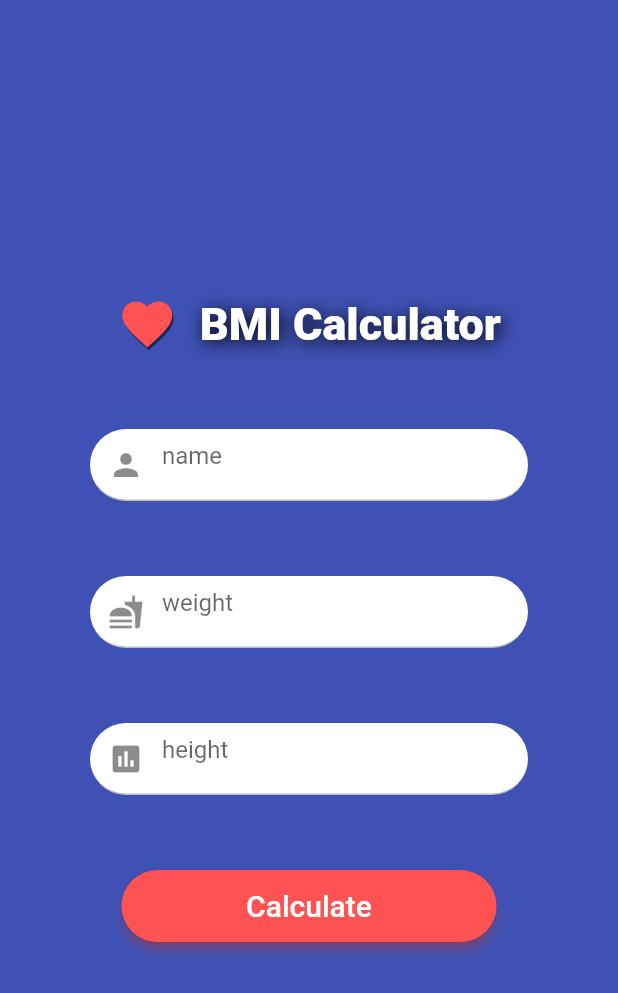
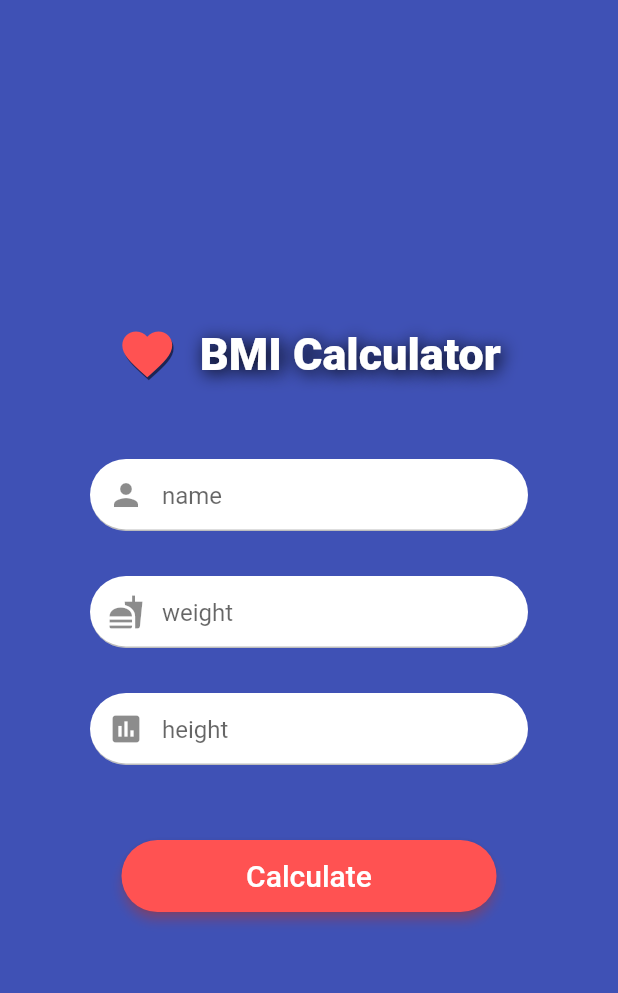
Before and after one commit to xenups/BMICalculator, a Flutter app: the screen it shows after launch, on a phone screen of 412 x 824 dp. Shown: the top 993 px of the screen. Run offline on Flutter 3.47's test engine with Material 2 defaults, Android fonts, the phone set to English and light mode, and no system bars; our stand-ins replace animated_text_kit.

Commit message:
fix buttons and custom textfields

```diff
--- a/lib/BMIResult.dart
+++ b/lib/BMIResult.dart
@@ -83,8 +83,10 @@ class _BMIResultState extends State<BMIResult> {
     String health = bmi.getHealthStatus();
 
     return MaterialApp(
+
         debugShowCheckedModeBanner: false,
         home: Scaffold(
+            resizeToAvoidBottomPadding: false,
             backgroundColor: Colors.white,
             body: new Column(
               children: <Widget>[
--- /dev/null
+++ b/lib/MyButton.dart
@@ -0,0 +1,77 @@
+import 'package:flutter/material.dart';
+
+import 'BMIResult.dart';
+
+class MyButton extends StatefulWidget {
+  var nameController = new TextEditingController();
+  var heightController = new TextEditingController();
+  var weightController = new TextEditingController();
+
+  var buttonName = "";
+
+  MyButton(this.buttonName, this.nameController, this.heightController,
+      this.weightController);
+
+  @override
+  _MyButtonState createState() => _MyButtonState(
+      buttonName, nameController, heightController, weightController);
+}
+
+class _MyButtonState extends State<MyButton> {
+  var nameController = new TextEditingController();
+  var heightController = new TextEditingController();
+  var weightController = new TextEditingController();
+  var buttonName = "";
+
+  _MyButtonState(this.buttonName, this.nameController, this.heightController,
+      this.weightController);
+
+  void initState() {
+    // TODO: implement initState
+    super.initState();
+    setState(() {
+      nameController = this.nameController;
+      heightController = this.heightController;
+      weightController = this.weightController;
+    });
+  }
+
+  @override
+  Widget build(BuildContext context) {
+    return new Material(
+      color: Colors.redAccent,
+      elevation: 3.0,
+      shadowColor: Colors.redAccent,
+      borderRadius: BorderRadius.circular(27.0),
+      child: new MaterialButton(
+          onPressed: () {
+            if (weightController.text != null ||
+                heightController.text != null ||
+                nameController.text != null) {
+              if (double.parse(heightController.text) < 1 ||
+                  double.parse(heightController.text) > 300 ||
+                  double.parse(weightController.text) < 1 ||
+                  double.parse(weightController.text) > 500) {
+                print('error');
+              } else {
+                Navigator.push(
+                    context,
+                    new MaterialPageRoute(
+                        builder: (context) => new BMIResult(
+                            this.nameController.text,
+                            this.heightController.text,
+                            this.weightController.text)));
+              }
+            }
+          },
+          minWidth: 250.0,
+          height: 45.0,
+          elevation: 3.0,
+          splashColor: Colors.red,
+          child: Text(
+            '${widget.buttonName}',
+            style: TextStyle(color: Colors.white, fontSize: 20.0),
+          )),
+    );
+  }
+}
--- /dev/null
+++ b/lib/MyInput.dart
@@ -0,0 +1,69 @@
+import 'package:flutter/material.dart';
+import 'package:flutter/services.dart';
+
+class MyInput extends StatefulWidget {
+  var controller = new TextEditingController();
+  String hint;
+  Icon fieldIcon;
+  bool isDigit = false;
+
+  MyInput(this.controller, this.hint, this.fieldIcon, this.isDigit);
+
+  @override
+  _MyInputState createState() =>
+      _MyInputState(this.controller, this.hint, this.fieldIcon, this.isDigit);
+}
+
+class _MyInputState extends State<MyInput> {
+  var controller = new TextEditingController();
+  String hint = '';
+  Icon fieldIcon;
+  bool isDigit = false;
+  var _formatter;
+  var _keyboardType;
+
+
+  _MyInputState(this.controller, this.hint, this.fieldIcon, this.isDigit);
+
+  @override
+  Widget build(BuildContext context) {
+    if(isDigit){
+       _formatter =[WhitelistingTextInputFormatter.digitsOnly];
+       _keyboardType = TextInputType.number;
+    }
+    else{
+      _formatter =[BlacklistingTextInputFormatter(RegExp("[/\\\\]"))];
+      _keyboardType = TextInputType.text;
+    }
+    return new Container(
+      child: Theme(
+        data: Theme.of(context).copyWith(splashColor: Colors.transparent),
+        child: Directionality(
+          textDirection: TextDirection.ltr,
+          child: TextField(
+
+            inputFormatters: _formatter,
+            keyboardType: _keyboardType,
+            decoration: InputDecoration(
+                fillColor: Colors.white,
+                filled: true,
+                contentPadding:
+                    const EdgeInsets.only(left: 5.0, top: 15.0, bottom: 8.0),
+                hintText: this.hint,
+                prefixIcon: this.fieldIcon,
+                focusedBorder: new OutlineInputBorder(
+                    borderSide: new BorderSide(color: Colors.white),
+                    borderRadius: new BorderRadius.circular(30.0)),
+                enabledBorder: new UnderlineInputBorder(
+                    borderRadius: new BorderRadius.circular(30.0),
+                    borderSide: new BorderSide(color: Colors.black26))),
+            textAlign: TextAlign.left,
+            controller: widget.controller,
+            style: TextStyle(color: Colors.black),
+          ),
+        ),
+      ),
+    );
+    ;
+  }
+}
--- a/lib/main.dart
+++ b/lib/main.dart
@@ -1,6 +1,9 @@
 import 'package:bmi_calculator/BMIResult.dart';
 import 'package:flutter/material.dart';
 import 'package:flutter/services.dart';
+
+import 'MyButton.dart';
+import 'MyInput.dart';
 
 void main() => runApp(MyApp());
 
@@ -45,12 +48,16 @@ class _FirstPageState extends State<FirstPage> {
                       Positioned(
                         left: 1.0,
                         top: 2.0,
-                        child: Icon(Icons.favorite, color: Colors.black54,size: 40.0),
+                        child: Icon(Icons.favorite,
+                            color: Colors.black54, size: 40.0),
                       ),
-                      Icon(Icons.favorite, color: Colors.redAccent,size: 40.0,),
+                      Icon(
+                        Icons.favorite,
+                        color: Colors.redAccent,
+                        size: 40.0,
+                      ),
                     ],
                   ),
-
                   SizedBox(
                     width: 15.0,
                   ),
@@ -74,72 +81,17 @@ class _FirstPageState extends State<FirstPage> {
               Padding(
                 padding:
                     const EdgeInsets.only(left: 50.0, right: 50.0, top: 50.0),
-                child: TextField(
-                  decoration: InputDecoration(
-                      fillColor: Colors.white,
-                      filled: true,
-                      contentPadding: const EdgeInsets.only(
-                          left: 10.0, top: 8.0, bottom: 8.0),
-                      hintText: 'name',
-                      prefixIcon: Icon(Icons.person),
-                      focusedBorder: new OutlineInputBorder(
-                          borderSide: new BorderSide(color: Colors.white),
-                          borderRadius: new BorderRadius.circular(27.0)),
-                      enabledBorder: new UnderlineInputBorder(
-                          borderRadius: new BorderRadius.circular(27.0),
-                          borderSide: new BorderSide(color: Colors.black26))),
-                  textAlign: TextAlign.left,
-                  controller: nameControl,
-                  style: TextStyle(color: Colors.black),
-                ),
+                child: MyInput(nameControl,'name',Icon(Icons.person),false),
               ),
               Padding(
                 padding:
-                    const EdgeInsets.only(left: 50.0, right: 50.0, top: 50.0),
-                child: TextField(
-                  decoration: InputDecoration(
-                      fillColor: Colors.white,
-                      filled: true,
-                      contentPadding: const EdgeInsets.only(
-                          left: 10.0, top: 8.0, bottom: 8.0),
-                      hintText: 'weight',
-                      prefixIcon: Icon(Icons.fastfood),
-                      focusedBorder: new OutlineInputBorder(
-                          borderSide: new BorderSide(color: Colors.white),
-                          borderRadius: new BorderRadius.circular(27.0)),
-                      enabledBorder: new UnderlineInputBorder(
-                          borderRadius: new BorderRadius.circular(27.0),
-                          borderSide: new BorderSide(color: Colors.black26))),
-                  textAlign: TextAlign.left,
-                  controller: weightControl,
-                  style: TextStyle(color: Colors.black),
-                  inputFormatters: [WhitelistingTextInputFormatter.digitsOnly],
-                  keyboardType: TextInputType.number,
-                ),
+                    const EdgeInsets.only(left: 50.0, right: 50.0, top: 30.0),
+                child: MyInput(weightControl, 'weight',Icon(Icons.fastfood),true),
               ),
               Padding(
                 padding:
-                    const EdgeInsets.only(left: 50.0, right: 50.0, top: 50.0),
-                child: TextField(
-                  decoration: InputDecoration(
-                      fillColor: Colors.white,
-                      filled: true,
-                      contentPadding: const EdgeInsets.only(
-                          left: 10.0, top: 8.0, bottom: 8.0),
-                      hintText: 'height',
-                      prefixIcon: Icon(Icons.assessment),
-                      focusedBorder: new OutlineInputBorder(
-                          borderSide: new BorderSide(color: Colors.white),
-                          borderRadius: new BorderRadius.circular(27.0)),
-                      enabledBorder: new UnderlineInputBorder(
-                          borderRadius: new BorderRadius.circular(27.0),
-                          borderSide: new BorderSide(color: Colors.black26))),
-                  textAlign: TextAlign.left,
-                  controller: heightControl,
-                  style: TextStyle(color: Colors.black),
-                  inputFormatters: [WhitelistingTextInputFormatter.digitsOnly],
-                  keyboardType: TextInputType.number,
-                ),
+                    const EdgeInsets.only(left: 50.0, right: 50.0, top: 30.0),
+                child:MyInput(heightControl, 'height',Icon(Icons.assessment),true),
               ),
               Padding(
                 padding:
@@ -152,77 +104,3 @@ class _FirstPageState extends State<FirstPage> {
         ));
   }
 }
-
-class MyButton extends StatefulWidget {
-  var nameController = new TextEditingController();
-  var heightController = new TextEditingController();
-  var weightController = new TextEditingController();
-
-  var buttonName = "";
-
-  MyButton(this.buttonName, this.nameController, this.heightController,
-      this.weightController);
-
-  @override
-  _MyButtonState createState() => _MyButtonState(
-      buttonName, nameController, heightController, weightController);
-}
-
-class _MyButtonState extends State<MyButton> {
-  var nameController = new TextEditingController();
-  var heightController = new TextEditingController();
-  var weightController = new TextEditingController();
-  var buttonName = "";
-
-  _MyButtonState(this.buttonName, this.nameController, this.heightController,
-      this.weightController);
-
-  void initState() {
-    // TODO: implement initState
-    super.initState();
-    setState(() {
-      nameController = this.nameController;
-      heightController = this.heightController;
-      weightController = this.weightController;
-    });
-  }
-
-  @override
-  Widget build(BuildContext context) {
-    return new Material(
-      color: Colors.redAccent,
-      elevation: 3.0,
-      shadowColor: Colors.redAccent,
-      borderRadius: BorderRadius.circular(27.0),
-      child: new MaterialButton(
-          onPressed: () {
-            if (weightController.text != null ||
-                heightController.text != null ||
-                nameController.text != null) {
-              if (double.parse(heightController.text) < 1 ||
-                  double.parse(heightController.text) > 300 ||
-                  double.parse(weightController.text) < 1 ||
-                  double.parse(weightController.text) > 500) {
-                print('error');
-              } else {
-                Navigator.push(
-                    context,
-                    new MaterialPageRoute(
-                        builder: (context) => new BMIResult(
-                            this.nameController.text,
-                            this.heightController.text,
-                            this.weightController.text)));
-              }
-            }
-          },
-          minWidth: 250.0,
-          height: 45.0,
-          elevation: 3.0,
-          splashColor: Colors.red,
-          child: Text(
-            '${widget.buttonName}',
-            style: TextStyle(color: Colors.white, fontSize: 20.0),
-          )),
-    );
-  }
-}
```
